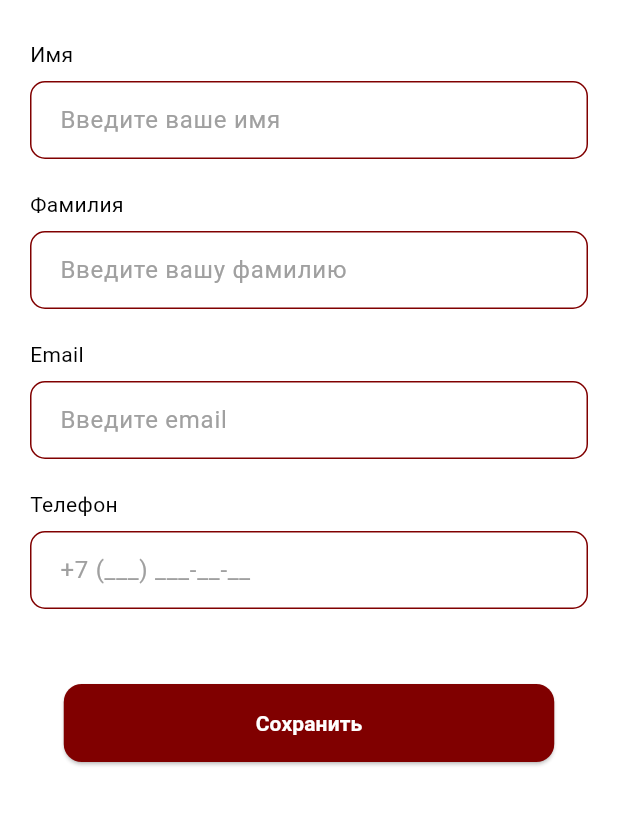
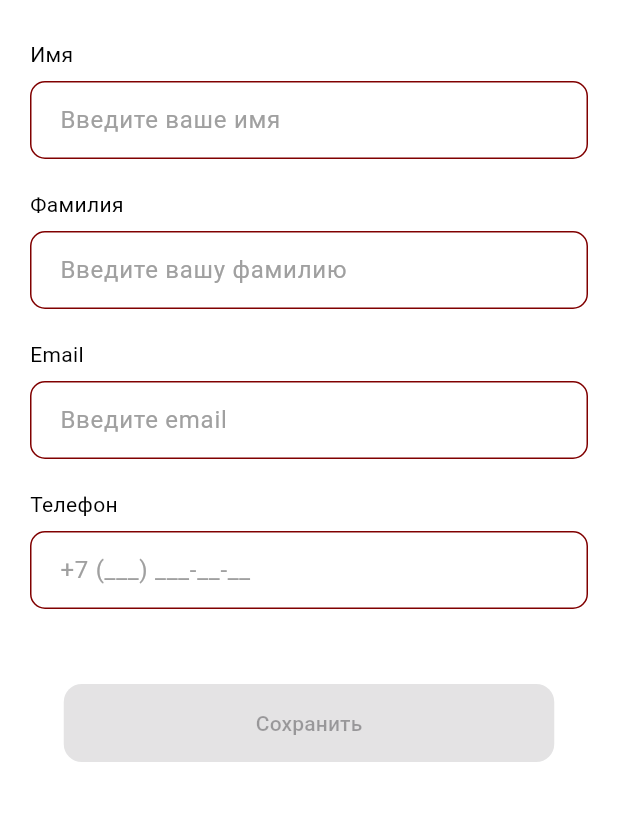
Before and after one commit to Dilvi/LegalScanAI, a Flutter app: the ProfilePage screen opened directly, after a tap on "Личные данные", on a phone screen of 412 x 824 dp, the part 60-886 px from its top. Run offline on Flutter 3.47's test engine with Material 3 defaults, Android fonts, the phone set to English and light mode, and no system bars; our stand-ins replace camera, cloud_firestore, firebase_auth, firebase_core, flutter_local_notifications, flutter_markdown and 4 more; accounts and stored records are empty; network calls fail; Roboto replaces fonts that are missing (DM Sans).

Commit message:
Add firebase support and refactor profile_page

```diff
--- a/lib/personal_data_page.dart
+++ b/lib/personal_data_page.dart
@@ -1,5 +1,7 @@
 import 'package:flutter/material.dart';
 import 'package:flutter_svg/flutter_svg.dart';
+import 'package:firebase_auth/firebase_auth.dart';
+import 'package:cloud_firestore/cloud_firestore.dart';
 
 class PersonalDataPage extends StatefulWidget {
   const PersonalDataPage({super.key});
@@ -14,18 +16,102 @@ class _PersonalDataPageState extends State<PersonalDataPage> {
   final TextEditingController _surnameController = TextEditingController();
   final TextEditingController _emailController = TextEditingController();
   final TextEditingController _phoneController = TextEditingController();
+  bool _isSaveButtonEnabled = false;
+
+  // Хранение изначальных данных
+  String _initialName = '';
+  String _initialSurname = '';
+  String _initialEmail = '';
+  String _initialPhone = '';
 
   @override
-  void didChangeDependencies() {
-    super.didChangeDependencies();
+  void initState() {
+    super.initState();
+    _loadUserData();
+    _setupListeners();
+  }
 
-    // Безопасно отложенный доступ к FocusScope
-    WidgetsBinding.instance.addPostFrameCallback((_) {
-      final currentFocus = FocusScope.of(context);
-      if (!currentFocus.hasPrimaryFocus && currentFocus.focusedChild != null) {
-        currentFocus.focusedChild!.unfocus();
+  void _setupListeners() {
+    _nameController.addListener(_checkIfChanged);
+    _surnameController.addListener(_checkIfChanged);
+    _emailController.addListener(_checkIfChanged);
+    _phoneController.addListener(_checkIfChanged);
+  }
+
+  void _checkIfChanged() {
+    setState(() {
+      _isSaveButtonEnabled = _nameController.text.trim() != _initialName ||
+          _surnameController.text.trim() != _initialSurname ||
+          _emailController.text.trim() != _initialEmail ||
+          _phoneController.text.trim() != _initialPhone;
+    });
+  }
+
+  // Загрузка данных пользователя из Firestore
+  Future<void> _loadUserData() async {
+    try {
+      User? user = FirebaseAuth.instance.currentUser;
+      if (user != null) {
+        DocumentSnapshot userDoc = await FirebaseFirestore.instance
+            .collection('users')
+            .doc(user.uid)
+            .get();
+
+        if (userDoc.exists) {
+          setState(() {
+            _initialName = userDoc['name'] ?? '';
+            _initialSurname = userDoc['surname'] ?? '';
+            _initialEmail = userDoc['email'] ?? '';
+            _initialPhone = userDoc['phone'] ?? '';
+
+            _nameController.text = _initialName;
+            _surnameController.text = _initialSurname;
+            _emailController.text = _initialEmail;
+            _phoneController.text = _initialPhone;
+
+            _isSaveButtonEnabled = false;
+          });
+        }
       }
-    });
+    } catch (e) {
+      print("Ошибка при загрузке данных: $e");
+    }
+  }
+
+  // Сохранение обновленных данных в Firestore
+  Future<void> _saveUserData() async {
+    try {
+      User? user = FirebaseAuth.instance.currentUser;
+      if (user != null) {
+        await FirebaseFirestore.instance
+            .collection('users')
+            .doc(user.uid)
+            .update({
+          'name': _nameController.text.trim(),
+          'surname': _surnameController.text.trim(),
+          'email': _emailController.text.trim(),
+          'phone': _phoneController.text.trim(),
+        });
+
+        ScaffoldMessenger.of(context).showSnackBar(
+          const SnackBar(content: Text('Данные успешно сохранены')),
+        );
+
+        // Обновляем начальные значения после сохранения
+        setState(() {
+          _initialName = _nameController.text.trim();
+          _initialSurname = _surnameController.text.trim();
+          _initialEmail = _emailController.text.trim();
+          _initialPhone = _phoneController.text.trim();
+          _isSaveButtonEnabled = false;
+        });
+      }
+    } catch (e) {
+      print("Ошибка при сохранении данных: $e");
+      ScaffoldMessenger.of(context).showSnackBar(
+        const SnackBar(content: Text('Ошибка при сохранении данных')),
+      );
+    }
   }
 
   Widget _buildTextField({
@@ -50,8 +136,7 @@ class _PersonalDataPageState extends State<PersonalDataPage> {
           controller: controller,
           keyboardType: keyboardType,
           decoration: InputDecoration(
-            contentPadding:
-            const EdgeInsets.symmetric(horizontal: 16, vertical: 14),
+            contentPadding: const EdgeInsets.symmetric(horizontal: 16, vertical: 14),
             hintText: hint,
             hintStyle: const TextStyle(color: Color(0xFFA0A0A0)),
             filled: true,
@@ -136,33 +221,26 @@ class _PersonalDataPageState extends State<PersonalDataPage> {
                       width: 327,
                       height: 52,
                       child: ElevatedButton(
-                        onPressed: () {
+                        onPressed: _isSaveButtonEnabled
+                            ? () {
                           if (_formKey.currentState!.validate()) {
-                            // TODO: обработка сохранения данных
-                            ScaffoldMessenger.of(context).showSnackBar(
-                              const SnackBar(content: Text('Данные сохранены')),
-                            );
+                            _saveUserData();
                           }
-                        },
+                        }
+                            : null,
                         style: ElevatedButton.styleFrom(
-                          backgroundColor: const Color(0xFF800000),
+                          backgroundColor: _isSaveButtonEnabled
+                              ? const Color(0xFF800000)
+                              : Colors.grey,
                           foregroundColor: Colors.white,
                           shape: RoundedRectangleBorder(
                             borderRadius: BorderRadius.circular(12),
                           ),
                         ),
-                        child: const Text(
-                          'Сохранить',
-                          style: TextStyle(
-                            fontFamily: 'DM Sans',
-                            fontWeight: FontWeight.bold,
-                            fontSize: 14,
-                          ),
-                        ),
+                        child: const Text('Сохранить'),
                       ),
                     ),
                   ),
-                  const SizedBox(height: 20),
                 ],
               ),
             ),
--- a/lib/profile_page.dart
+++ b/lib/profile_page.dart
@@ -2,8 +2,8 @@ import 'package:flutter/material.dart';
 import 'package:flutter_svg/flutter_svg.dart';
 import 'package:image_picker/image_picker.dart';
 import 'dart:io';
-import 'package:firebase_auth/firebase_auth.dart';  // 🔥 Добавлен импорт FirebaseAuth
-import 'login_page.dart';  // Импорт страницы входа
+import 'package:firebase_auth/firebase_auth.dart';
+import 'login_page.dart';
 import 'security_page.dart';
 import 'personal_data_page.dart';
 import 'notifications_page.dart';
@@ -19,6 +19,20 @@ class ProfilePage extends StatefulWidget {
 
 class _ProfilePageState extends State<ProfilePage> {
   File? _avatarImage;
+  bool _isLoggedIn = false;
+
+  @override
+  void initState() {
+    super.initState();
+    _checkLoginStatus();
+  }
+
+  Future<void> _checkLoginStatus() async {
+    User? user = FirebaseAuth.instance.currentUser;
+    setState(() {
+      _isLoggedIn = user != null;
+    });
+  }
 
   Future<void> _pickAvatarImage() async {
     final picker = ImagePicker();
@@ -31,10 +45,12 @@ class _ProfilePageState extends State<ProfilePage> {
     }
   }
 
-  // 🔥 Метод выхода из аккаунта
   Future<void> _signOut() async {
     try {
       await FirebaseAuth.instance.signOut();
+      setState(() {
+        _isLoggedIn = false;
+      });
       Navigator.pushAndRemoveUntil(
         context,
         MaterialPageRoute(builder: (context) => const LoginPage()),
@@ -83,7 +99,7 @@ class _ProfilePageState extends State<ProfilePage> {
                       color: Colors.black,
                     ),
                   ),
-                  SizedBox(width: 48 * scale), // для выравнивания
+                  SizedBox(width: 48 * scale),
                 ],
               ),
             ),
@@ -92,7 +108,7 @@ class _ProfilePageState extends State<ProfilePage> {
 
             // Аватарка
             GestureDetector(
-              onTap: _pickAvatarImage,
+              onTap: _isLoggedIn ? _pickAvatarImage : null,
               child: CircleAvatar(
                 radius: 40 * scale,
                 backgroundColor: const Color(0xFF800000),
@@ -106,69 +122,15 @@ class _ProfilePageState extends State<ProfilePage> {
             SizedBox(height: 32 * scale),
 
             // Кнопки профиля
-            _buildProfileButton(
-              "Личные данные",
-              SvgPicture.asset('assets/arrow-right.svg', width: 20 * scale, height: 20 * scale),
-              scale,
-              onTap: () {
-                Navigator.push(
-                  context,
-                  MaterialPageRoute(builder: (context) => const PersonalDataPage()),
-                );
-              },
-            ),
+            _buildProfileButton("Личные данные", PersonalDataPage(), scale),
             SizedBox(height: 12 * scale),
-
-            _buildProfileButton(
-              "Безопасность и вход",
-              SvgPicture.asset('assets/arrow-right.svg', width: 20 * scale, height: 20 * scale),
-              scale,
-              onTap: () {
-                Navigator.push(
-                  context,
-                  MaterialPageRoute(builder: (context) => const SecurityPage()),
-                );
-              },
-            ),
+            _buildProfileButton("Безопасность и вход", SecurityPage(), scale),
             SizedBox(height: 12 * scale),
-
-            _buildProfileButton(
-              "Уведомления",
-              SvgPicture.asset('assets/arrow-right.svg', width: 20 * scale, height: 20 * scale),
-              scale,
-              onTap: () {
-                Navigator.push(
-                  context,
-                  MaterialPageRoute(builder: (context) => const NotificationsPage()),
-                );
-              },
-            ),
+            _buildProfileButton("Уведомления", NotificationsPage(), scale),
             SizedBox(height: 12 * scale),
-
-            _buildProfileButton(
-              "Путь сохранения",
-              SvgPicture.asset('assets/arrow-right.svg', width: 20 * scale, height: 20 * scale),
-              scale,
-              onTap: () {
-                Navigator.push(
-                  context,
-                  MaterialPageRoute(builder: (context) => const SaveRoutePage()),
-                );
-              },
-            ),
+            _buildProfileButton("Путь сохранения", SaveRoutePage(), scale),
             SizedBox(height: 12 * scale),
-
-            _buildProfileButton(
-              "Подключить PRO версию",
-              SvgPicture.asset('assets/arrow-right.svg', width: 20 * scale, height: 20 * scale),
-              scale,
-              onTap: () {
-                Navigator.push(
-                  context,
-                  MaterialPageRoute(builder: (context) => const SubscriptionPage()),
-                );
-              },
-            ),
+            _buildProfileButton("Подключить PRO версию", SubscriptionPage(), scale),
           ],
         ),
       ),
@@ -189,7 +151,12 @@ class _ProfilePageState extends State<ProfilePage> {
             width: 327,
             height: 52,
             child: ElevatedButton(
-              onPressed: _signOut,  // 🔥 Выход из аккаунта
+              onPressed: _isLoggedIn ? _signOut : () {
+                Navigator.push(
+                  context,
+                  MaterialPageRoute(builder: (context) => const LoginPage()),
+                );
+              },
               style: ElevatedButton.styleFrom(
                 backgroundColor: Colors.white,
                 foregroundColor: const Color(0xFF800000),
@@ -197,9 +164,9 @@ class _ProfilePageState extends State<ProfilePage> {
                   borderRadius: BorderRadius.circular(12),
                 ),
               ),
-              child: const Text(
-                "Выйти из аккаунта",
-                style: TextStyle(
+              child: Text(
+                _isLoggedIn ? "Выйти из аккаунта" : "Войти в аккаунт",
+                style: const TextStyle(
                   fontFamily: 'DM Sans',
                   fontSize: 14,
                   fontWeight: FontWeight.bold,
@@ -212,13 +179,14 @@ class _ProfilePageState extends State<ProfilePage> {
     );
   }
 
-  // Метод создания кнопок профиля
-  Widget _buildProfileButton(String label, Widget icon, double scale, {VoidCallback? onTap}) {
+  Widget _buildProfileButton(String label, Widget page, double scale) {
     return Material(
-      color: Colors.transparent,
+      color: _isLoggedIn ? Colors.white : Colors.grey[300],
       borderRadius: BorderRadius.circular(10 * scale),
       child: InkWell(
-        onTap: onTap ?? () => debugPrint('$label tapped'),
+        onTap: _isLoggedIn
+            ? () => Navigator.push(context, MaterialPageRoute(builder: (context) => page))
+            : null,
         borderRadius: BorderRadius.circular(10 * scale),
         splashColor: const Color(0x22800000),
         highlightColor: Colors.transparent,
@@ -226,7 +194,7 @@ class _ProfilePageState extends State<ProfilePage> {
           width: 318 * scale,
           height: 52,
           decoration: BoxDecoration(
-            color: Colors.white,
+            color: _isLoggedIn ? Colors.white : Colors.grey[300],
             borderRadius: BorderRadius.circular(10 * scale),
             border: Border.all(color: const Color(0xFF800000), width: 1),
           ),
@@ -239,10 +207,15 @@ class _ProfilePageState extends State<ProfilePage> {
                 style: TextStyle(
                   fontFamily: 'DM Sans',
                   fontSize: 14 * scale,
-                  color: Colors.black,
+                  color: _isLoggedIn ? Colors.black : Colors.grey,
                 ),
               ),
-              icon,
+              SvgPicture.asset(
+                'assets/arrow-right.svg',
+                width: 20 * scale,
+                height: 20 * scale,
+                color: _isLoggedIn ? Colors.black : Colors.grey,
+              ),
             ],
           ),
         ),
--- a/lib/register_page.dart
+++ b/lib/register_page.dart
@@ -2,7 +2,6 @@ import 'package:flutter/material.dart';
 import 'package:firebase_auth/firebase_auth.dart';
 import 'login_page.dart';
 import 'services/auth_service.dart';
-import 'services/firestore_service.dart';
 import 'home_page.dart';
 
 class RegisterPage extends StatefulWidget {
@@ -24,9 +23,10 @@ class _RegisterPageState extends State<RegisterPage> {
   void _register() async {
     final email = _emailController.text.trim();
     final password = _passwordController.text.trim();
+    final phone = _phoneController.text.trim();
 
     try {
-      User? user = await AuthService().register(email, password);
+      User? user = await AuthService().register(email, password, phone);
       if (user != null) {
         print("Пользователь успешно зарегистрирован: ${user.email}");
         Navigator.pushReplacement(
@@ -40,6 +40,7 @@ class _RegisterPageState extends State<RegisterPage> {
       _showError("Ошибка при регистрации: ${e.toString()}");
     }
   }
+
 
 
 
--- a/lib/services/auth_service.dart
+++ b/lib/services/auth_service.dart
@@ -6,7 +6,7 @@ class AuthService {
   final FirebaseFirestore _firestore = FirebaseFirestore.instance;
 
   // Регистрация пользователя
-  Future<User?> register(String email, String password) async {
+  Future<User?> register(String email, String password, String phone) async {
     try {
       UserCredential userCredential = await _auth.createUserWithEmailAndPassword(
         email: email,
@@ -20,6 +20,9 @@ class AuthService {
         await _firestore.collection('users').doc(user.uid).set({
           'uid': user.uid,
           'email': user.email,
+          'phone': phone,
+          'name': '',
+          'surname': '',
           'createdAt': DateTime.now().toIso8601String(),
           'isAdmin': false,
         });
```
Also changed, not shown: lib/notifications_page.dart (+55 -4 lines), lib/services/firestore_service.dart (deleted, +0 -18 lines), lib/services/notification_service.dart (added, +33 -0 lines), pubspec.yaml (+6 -4 lines), pubspec.lock, 132 other files.
